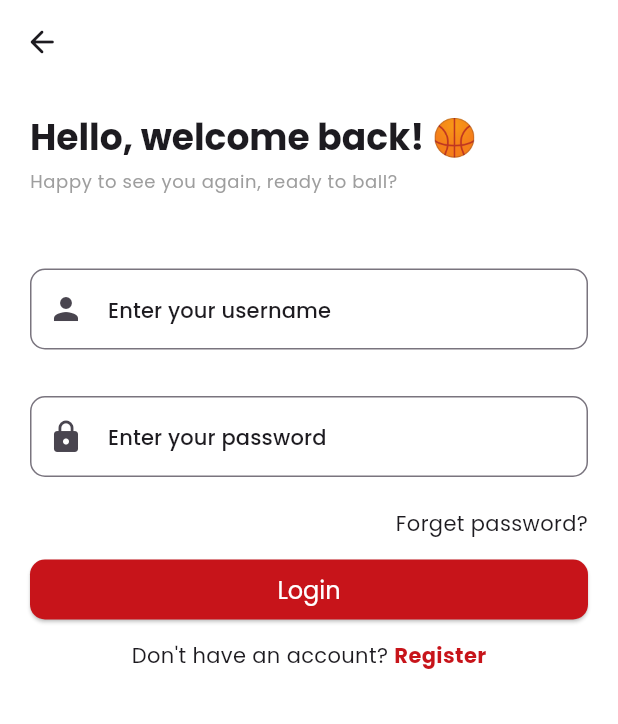
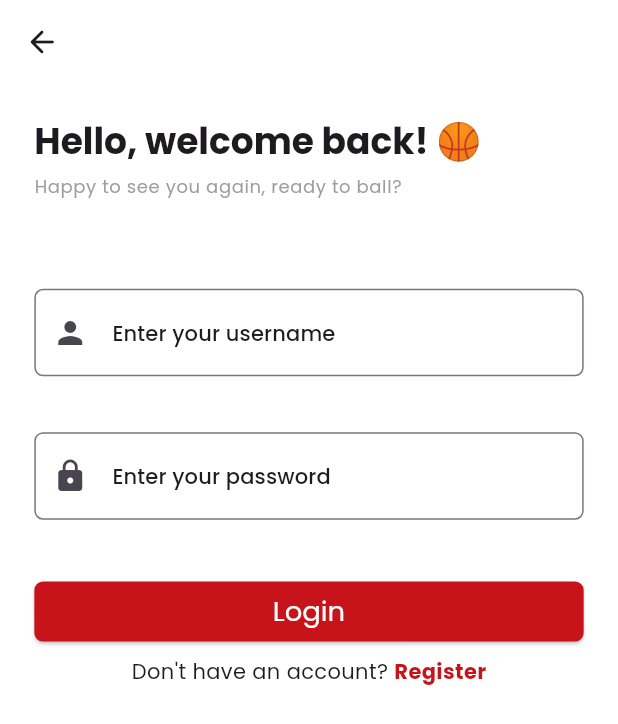
Before and after one commit to gunblasterXTO/lockerroom-platform-fe, a Flutter app: the screen it shows after launch, after a tap on "Login", on a phone screen of 412 x 824 dp. Shown: the top 724 px of the screen. Run offline on Flutter 3.47's test engine with Material 3 defaults, Android fonts, the phone set to English and light mode, and no system bars; our stand-ins replace flutter_screenutil, get, google_fonts.

Commit message:
feat: flutter_screenutil implementation

```diff
--- a/lib/common/helper/ui_helper.dart
+++ b/lib/common/helper/ui_helper.dart
@@ -1,4 +1,5 @@
 import 'package:flutter/material.dart';
+import 'package:flutter_screenutil/flutter_screenutil.dart';
 import 'package:get/get.dart';
 
 class UIConst {
@@ -12,18 +13,30 @@ class UIConst {
   static Color errorWidgetText = Colors.white;
 
   // Size
-  static double pagePaddingHorizontal = 20.0;
-  static double circularBorderRadius = 10.0;
-  static double bigSizedBoxHeight = 50.0;
-  static double smallSizedBoxHeight = 5.0;
-  static double buttonSizedBoxHeight = 15.0;
-  static double formSizedBoxHeight = 10.0;
-  static double formHeight = 75.0;
-  static double textFormFieldDecorationPadding = 15.0;
+  static double pagePaddingHorizontal = UIConst.setWidth(20.0);
+  static double circularBorderRadius = 5.0.r;
+  static double bigSizedBoxHeight = UIConst.setHeight(50.0);
+  static double smallSizedBoxHeight = UIConst.setHeight(5.0);
+  static double buttonSizedBoxHeight = UIConst.setHeight(15.0);
+  static double formSizedBoxHeight = UIConst.setHeight(5.0);
+  static double formHeight = UIConst.setHeight(75.0);
+  static double textFormFieldDecorationPadding = UIConst.setWidth(15.0);
 
   // Animation
   static Transition clickButtonTransition = Transition.fadeIn;
 
   // Time
   static int pageTransitionDuration = 200; // milliseconds
+
+  static double setHeight(double height) {
+    return ScreenUtil().setHeight(height);
+  }
+
+  static double setWidth(double width) {
+    return ScreenUtil().setWidth(width);
+  }
+
+  static double setFontSize(double size) {
+    return ScreenUtil().setSp(size);
+  }
 }
--- a/lib/common/theme/theme.dart
+++ b/lib/common/theme/theme.dart
@@ -21,7 +21,7 @@ class ThemeClass {
         ),
         textStyle: MaterialStateProperty.all<TextStyle>(
           GoogleFonts.poppins(
-            fontSize: 16,
+            fontSize: UIConst.setFontSize(16),
             fontWeight: FontWeight.normal,
           ),
         ),
--- a/lib/main.dart
+++ b/lib/main.dart
@@ -1,16 +1,28 @@
 import 'package:flutter/material.dart';
+import 'package:flutter_screenutil/flutter_screenutil.dart';
 import 'package:get/get.dart';
 import 'package:lockerroom/common/theme/theme.dart';
 import 'package:lockerroom/routes/pages.dart';
 
 void main() {
   WidgetsFlutterBinding.ensureInitialized();
-  runApp(
-    GetMaterialApp(
-      getPages: AppPages.routes,
-      initialRoute: AppPages.initial,
-      theme: ThemeClass.lightTheme,
-      debugShowCheckedModeBanner: true,
-    ),
-  );
+  runApp(const MyApp());
 }
+
+class MyApp extends StatelessWidget {
+  const MyApp({super.key});
+
+  @override
+  Widget build(BuildContext context) {
+    return ScreenUtilInit(
+      designSize: const Size(360, 690),
+      minTextAdapt: true,
+      builder: (context, _) => GetMaterialApp(
+        debugShowCheckedModeBanner: true,
+        getPages: AppPages.routes,
+        initialRoute: AppPages.initial,
+        theme: ThemeClass.lightTheme,
+      ),
+    );
+  }
+}
--- a/lib/modules/auth/views/login.dart
+++ b/lib/modules/auth/views/login.dart
@@ -68,13 +68,6 @@ class LoginPage extends StatelessWidget {
                   ],
                 ),
               ),
-              Align(
-                alignment: Alignment.topRight,
-                child: Text(
-                  'Forget password?',
-                  style: context.textTheme.bodyMedium,
-                ),
-              ),
               SizedBox(
                 height: UIConst.formSizedBoxHeight,
               ),
--- a/lib/modules/auth/views/welcome.dart
+++ b/lib/modules/auth/views/welcome.dart
@@ -36,7 +36,7 @@ class WelcomePage extends StatelessWidget {
           ),
           // Action button
           Positioned(
-            bottom: 120,
+            bottom: UIConst.setHeight(120),
             left: UIConst.pagePaddingHorizontal,
             right: UIConst.pagePaddingHorizontal,
             child: ElevatedButton(
@@ -46,7 +46,7 @@ class WelcomePage extends StatelessWidget {
             ),
           ),
           Positioned(
-            bottom: 60,
+            bottom: UIConst.setHeight(60),
             left: UIConst.pagePaddingHorizontal,
             right: UIConst.pagePaddingHorizontal,
             child: ElevatedButton(
@@ -57,9 +57,9 @@ class WelcomePage extends StatelessWidget {
           ),
           // Continue as guest
           Positioned(
-            bottom: 20,
-            left: 0,
-            right: 0,
+            bottom: UIConst.setHeight(20),
+            left: UIConst.setWidth(0),
+            right: UIConst.setWidth(0),
             child: Center(
               child: CustomTextButton(
                 text: 'Continue as guest',
```
